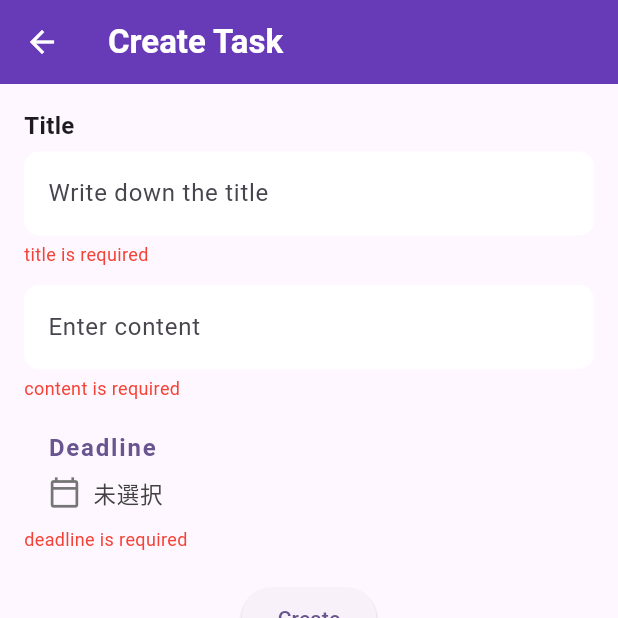
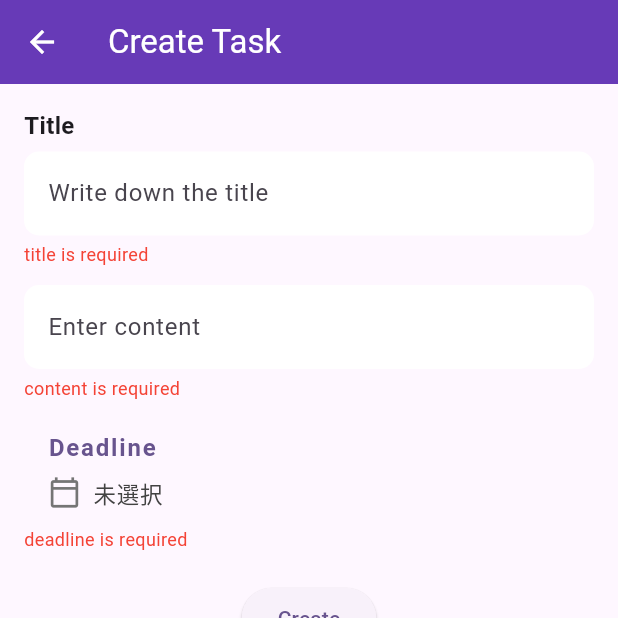
Before and after one commit to Application-drop-up/todo, a Flutter app: the CreateTaskPage screen opened directly, after a tap on "Create", on a phone screen of 412 x 824 dp, the top half of it. Run offline on Flutter 3.47's test engine with Material 3 defaults, Android fonts, the phone set to English and light mode, and no system bars.

```diff
--- a/lib/view/create_task_view.dart
+++ b/lib/view/create_task_view.dart
@@ -15,46 +15,43 @@ class CreateTaskPage extends StatelessWidget {
       create: (context) => CreateTaskViewModel(),
       child: Scaffold(
         appBar: AppBar(
-          title: const Text('Create Task', style: TextStyle(fontSize: 22, fontWeight: FontWeight.bold)),
+          title: const Text('Create Task'),
           backgroundColor: Colors.deepPurple,
           foregroundColor: Colors.white,
         ),
-        body: Padding(
+        body: Consumer<CreateTaskViewModel>(
+          builder: (context, viewModel, child) {
+            return SingleChildScrollView(
+              child: Padding(
                 padding: const EdgeInsets.all(16.0),
-          child: Consumer<CreateTaskViewModel>(
-            builder: (context, viewModel, child) {
-              return Column(
+                child: Column(
                   crossAxisAlignment: CrossAxisAlignment.start,
                   children: [
                     TitleInput(
-                    controller: TextEditingController(text: viewModel.title),
+                      controller: viewModel.titleController,  // ✅ 変更
                       hintText: 'Write down the title',
                       title: 'Title',
-                    onChanged: (value) {
-                      viewModel.updateTitle(value);
-                    },
+                      onChanged: viewModel.updateTitle,
                     ),
-                  if (viewModel.hasAttemptedSubmission && viewModel.validateTitle(viewModel.title) != null)
+                    if (viewModel.hasAttemptedSubmission && viewModel.validateTitle() != null)
                       Padding(
                         padding: const EdgeInsets.only(top: 4),
                         child: Text(
-                        viewModel.validateTitle(viewModel.title)!,
+                          viewModel.validateTitle()!,
                           style: const TextStyle(color: Colors.red, fontSize: 12),
                         ),
                       ),
                     const SizedBox(height: 12),
 
                     ContentInput(
-                    controller: TextEditingController(text: viewModel.description),
-                    onChanged: (value) {
-                      viewModel.updateDescription(value);
-                    },
+                      controller: viewModel.descriptionController,  // ✅ 変更
+                      onChanged: viewModel.updateDescription,
                     ),
-                  if (viewModel.hasAttemptedSubmission && viewModel.validateDescription(viewModel.description) != null)
+                    if (viewModel.hasAttemptedSubmission && viewModel.validateDescription() != null)
                       Padding(
                         padding: const EdgeInsets.only(top: 4),
                         child: Text(
-                        viewModel.validateDescription(viewModel.description)!,
+                          viewModel.validateDescription()!,
                           style: const TextStyle(color: Colors.red, fontSize: 12),
                         ),
                       ),
@@ -62,15 +59,13 @@ class CreateTaskPage extends StatelessWidget {
 
                     DeadlinePicker(
                       selectedDate: viewModel.dueDate,
-                    onDateSelected: (date) {
-                      viewModel.updateDueDate(date);
-                    },
+                      onDateSelected: viewModel.updateDueDate,
                     ),
-                  if (viewModel.hasAttemptedSubmission && viewModel.validateDueDate(viewModel.dueDate) != null)
+                    if (viewModel.hasAttemptedSubmission && viewModel.validateDueDate() != null)
                       Padding(
                         padding: const EdgeInsets.only(top: 4),
                         child: Text(
-                        viewModel.validateDueDate(viewModel.dueDate)!,
+                          viewModel.validateDueDate()!,
                           style: const TextStyle(color: Colors.red, fontSize: 12),
                         ),
                       ),
@@ -81,7 +76,6 @@ class CreateTaskPage extends StatelessWidget {
                         key: const Key('create_task_button'),
                         onPressed: () {
                           viewModel.attemptSubmit();
-
                           if (viewModel.canSubmit()) {
                             CreateTask newTask = viewModel.createTask();
                             Navigator.pop(context, newTask);
@@ -91,9 +85,10 @@ class CreateTaskPage extends StatelessWidget {
                       ),
                     ),
                   ],
+                ),
+              ),
             );
           },
-          ),
         ),
       ),
     );
--- a/lib/viewmodel/create_task_viewmodel.dart
+++ b/lib/viewmodel/create_task_viewmodel.dart
@@ -2,51 +2,60 @@ import 'package:flutter/material.dart';
 import 'package:todo/model/create_task.dart';
 
 class CreateTaskViewModel extends ChangeNotifier {
-  String title = "";
-  String description = "";
+  final TextEditingController titleController = TextEditingController();
+  final TextEditingController descriptionController = TextEditingController();
+
   DateTime? dueDate;
   bool isCompleted = false;
   bool hasAttemptedSubmission = false;
 
+  String get title => titleController.text;
+  String get description => descriptionController.text;
+
   void updateTitle(String newTitle) {
-    title = newTitle;
+    titleController.text = newTitle;
     notifyListeners();
   }
 
   void updateDescription(String newDescription) {
-    description = newDescription;
+    descriptionController.text = newDescription;
     notifyListeners();
   }
 
   void updateDueDate(DateTime? newDueDate) {
     dueDate = newDueDate;
+    hasAttemptedSubmission = true;
     notifyListeners();
   }
 
-  String? validateTitle(String? value) {
-    if (value == null || value.isEmpty) return "title is required";
-    if (value.length < 3) return "title must be at least 3 characters long";
+  // ✅ validateTitle() に引数を追加
+  String? validateTitle([String? inputTitle]) {
+    final checkTitle = inputTitle ?? title;
+    if (checkTitle.isEmpty) return "title is required";
+    if (checkTitle.length < 3) return "title must be at least 3 characters long";
     return null;
   }
 
-  String? validateDescription(String? value) {
-    if (value == null || value.isEmpty) return "content is required";
-    if (value.length < 6) return "content must be at least 6 characters long";
+  // ✅ validateDescription() に引数を追加
+  String? validateDescription([String? inputDescription]) {
+    final checkDescription = inputDescription ?? description;
+    if (checkDescription.isEmpty) return "content is required";
+    if (checkDescription.length < 6) return "content must be at least 6 characters long";
     return null;
   }
 
-  String? validateDueDate(DateTime? selectedDate) {
-    if (selectedDate == null) return "deadline is required";
-    if (selectedDate.isBefore(DateTime.now())) {
-      return "deadline can not registered in the past";
-    }
+  // ✅ validateDueDate() に引数を追加
+  String? validateDueDate([DateTime? inputDate]) {
+    final checkDate = inputDate ?? dueDate;
+    if (checkDate == null) return "deadline is required";
+    if (checkDate.isBefore(DateTime.now())) return "deadline cannot be in the past";
     return null;
   }
 
   bool canSubmit() {
-    return validateTitle(title) == null &&
-        validateDescription(description) == null &&
-        validateDueDate(dueDate) == null;
+    return validateTitle() == null &&
+        validateDescription() == null &&
+        validateDueDate() == null;
   }
 
   void attemptSubmit() {
```
Also changed, not shown: 2 other files. Lines whose indentation alone changed are shown as unchanged.
